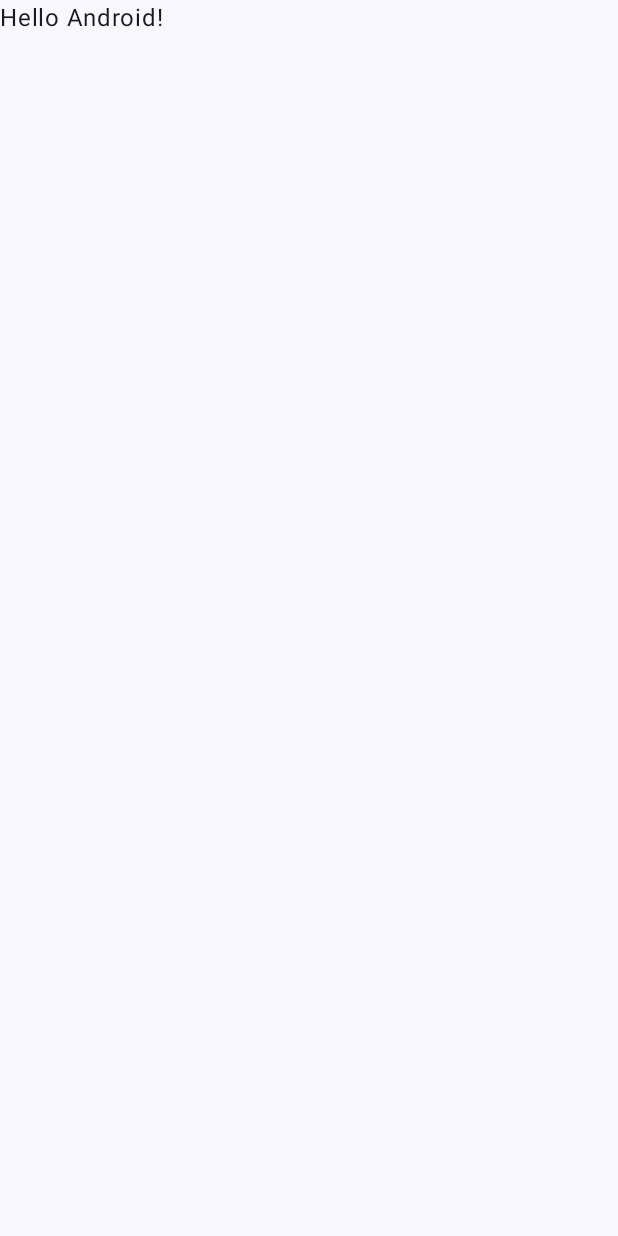
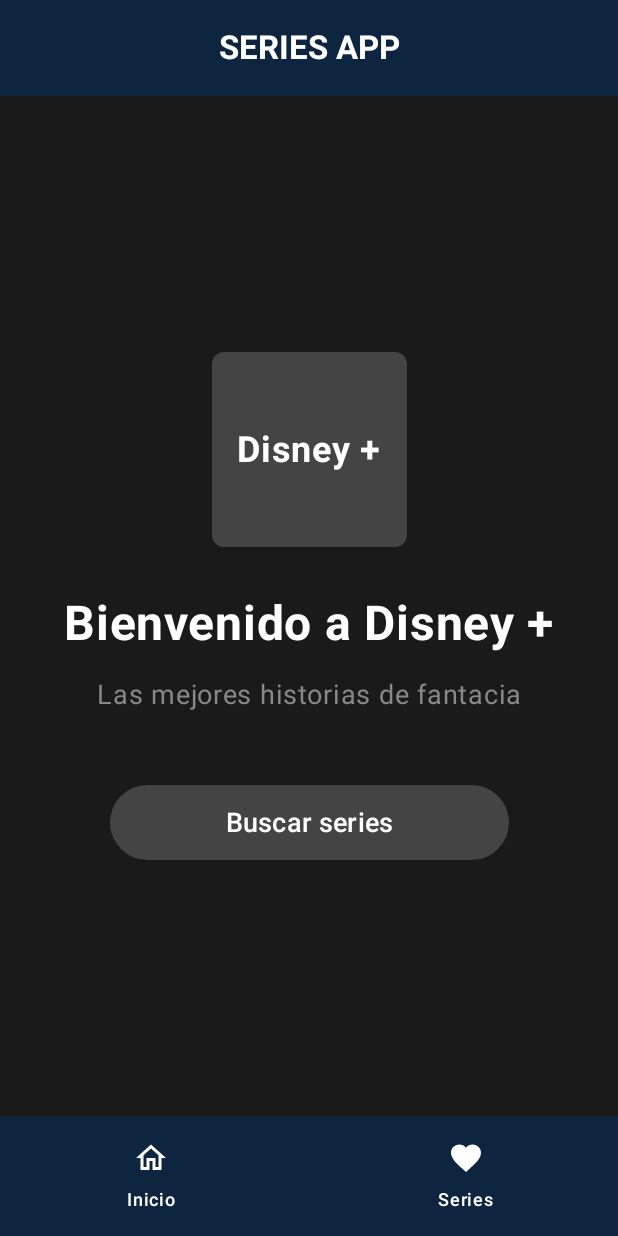
Before and after one commit to DiegoApaza1/Lab10_Api, an Android app built with Jetpack Compose: the screen it shows after launch (MainActivity), on a phone screen of 412 x 824 dp. Before the commit the screen is almost empty. Run offline under Robolectric (Android 15) with nearby library versions, the phone set to English and light mode, and no system bars.

Commit message:
Vistas de api y series

```diff
--- a/app/build.gradle.kts
+++ b/app/build.gradle.kts
@@ -45,6 +45,7 @@ dependencies {
     implementation("org.jetbrains.kotlinx:kotlinx-coroutines-android:1.7.3")
     implementation("com.squareup.retrofit2:retrofit:2.11.0")
     implementation("com.squareup.retrofit2:converter-gson:2.11.0")
+    implementation("androidx.navigation:navigation-compose:2.5.3")
 
     implementation(libs.androidx.core.ktx)
     implementation(libs.androidx.lifecycle.runtime.ktx)
--- a/app/src/main/java/com/tecsup/lab10_api/MainActivity.kt
+++ b/app/src/main/java/com/tecsup/lab10_api/MainActivity.kt
@@ -4,14 +4,47 @@ import android.os.Bundle
 import androidx.activity.ComponentActivity
 import androidx.activity.compose.setContent
 import androidx.activity.enableEdgeToEdge
+import androidx.compose.foundation.background
+import androidx.compose.foundation.layout.Arrangement
+import androidx.compose.foundation.layout.Box
+import androidx.compose.foundation.layout.Column
+import androidx.compose.foundation.layout.PaddingValues
+import androidx.compose.foundation.layout.Spacer
 import androidx.compose.foundation.layout.fillMaxSize
+import androidx.compose.foundation.layout.fillMaxWidth
+import androidx.compose.foundation.layout.height
 import androidx.compose.foundation.layout.padding
+import androidx.compose.foundation.layout.size
+import androidx.compose.foundation.shape.RoundedCornerShape
+import androidx.compose.material3.Button
+import androidx.compose.material3.ButtonDefaults
 import androidx.compose.material3.Scaffold
 import androidx.compose.material3.Text
 import androidx.compose.runtime.Composable
+import androidx.compose.ui.Alignment
 import androidx.compose.ui.Modifier
-import androidx.compose.ui.tooling.preview.Preview
+import androidx.compose.ui.graphics.Color
+import androidx.compose.ui.text.font.FontWeight
+import androidx.compose.ui.text.style.TextAlign
+import androidx.compose.ui.unit.dp
+import androidx.compose.ui.unit.sp
+import androidx.navigation.NavHostController
+import androidx.navigation.NavType
+import androidx.navigation.compose.NavHost
+import androidx.navigation.compose.composable
+import androidx.navigation.compose.rememberNavController
+import androidx.navigation.navArgument
+import com.tecsup.lab10_api.data.SerieApiService
 import com.tecsup.lab10_api.ui.theme.Lab10_apiTheme
+import com.tecsup.lab10_api.view.BarraInferior
+import com.tecsup.lab10_api.view.BarraSuperior
+import com.tecsup.lab10_api.view.BotonFAB
+import com.tecsup.lab10_api.view.ContenidoSerieEditar
+import com.tecsup.lab10_api.view.ContenidoSerieEliminar
+import com.tecsup.lab10_api.view.ContenidoSeriesListado
+
+import retrofit2.Retrofit
+import retrofit2.converter.gson.GsonConverterFactory
 
 class MainActivity : ComponentActivity() {
     override fun onCreate(savedInstanceState: Bundle?) {
@@ -19,29 +52,131 @@ class MainActivity : ComponentActivity() {
         enableEdgeToEdge()
         setContent {
             Lab10_apiTheme {
-                Scaffold(modifier = Modifier.fillMaxSize()) { innerPadding ->
-                    Greeting(
-                        name = "Android",
-                        modifier = Modifier.padding(innerPadding)
-                    )
-                }
+                MainApp()
             }
         }
     }
 }
 
 @Composable
-fun Greeting(name: String, modifier: Modifier = Modifier) {
-    Text(
-        text = "Hello $name!",
-        modifier = modifier
+fun MainApp() {
+    val navController = rememberNavController()
+
+    val urlBase = "http://10.0.2.2:8000/"//url para emulador
+    val retrofit = Retrofit.Builder()
+        .baseUrl(urlBase)
+        .addConverterFactory(GsonConverterFactory.create())
+        .build()
+    val servicio = retrofit.create(SerieApiService::class.java)
+
+    // Scaffold con NavHost
+    Scaffold(
+        topBar = { BarraSuperior() },
+        bottomBar = { BarraInferior(navController) },
+        floatingActionButton = { BotonFAB(navController, servicio) },
+        content = { paddingValues ->
+            Contenido(paddingValues, navController, servicio)
+        }
     )
 }
 
-@Preview(showBackground = true)
+
 @Composable
-fun GreetingPreview() {
-    Lab10_apiTheme {
-        Greeting("Android")
+fun ScreenInicio() {
+    Box(
+        modifier = Modifier
+            .fillMaxSize()
+            .background(Color(0xFF1A1A1A))
+    ) {
+        Column(
+            modifier = Modifier
+                .fillMaxSize()
+                .padding(16.dp),
+            horizontalAlignment = Alignment.CenterHorizontally,
+            verticalArrangement = Arrangement.Center
+        ) {
+            // Logo animado
+            Box(
+                modifier = Modifier
+                    .size(130.dp)
+                    .background(Color.DarkGray, shape = RoundedCornerShape(8.dp))
+                    .padding(16.dp)
+            ) {
+                Text(
+                    text = "Disney +",
+                    color = Color.White,
+                    fontSize = 24.sp,
+                    fontWeight = FontWeight.Bold,
+                    modifier = Modifier.align(Alignment.Center)
+                )
+            }
+
+            Spacer(modifier = Modifier.height(32.dp))
+
+            Text(
+                text = "Bienvenido a Disney +",
+                fontSize = 32.sp,
+                fontWeight = FontWeight.Bold,
+                color = Color.White
+            )
+
+            Spacer(modifier = Modifier.height(16.dp))
+
+            Text(
+                text = "Las mejores historias de fantacia",
+                fontSize = 18.sp,
+                color = Color.Gray,
+                textAlign = TextAlign.Center
+            )
+
+            Spacer(modifier = Modifier.height(48.dp))
+
+            Button(
+                onClick = { /* Navegar a series */ },
+                colors = ButtonDefaults.buttonColors(
+                    containerColor = Color.DarkGray
+                ),
+                modifier = Modifier
+                    .fillMaxWidth(0.7f)
+                    .height(50.dp)
+            ) {
+                Text("Buscar series", fontSize = 18.sp)
+            }
+        }
     }
 }
+
+// Ajustar función Contenido
+@Composable
+fun Contenido(
+    pv: PaddingValues,
+    navController: NavHostController,
+    servicio: SerieApiService
+) {
+    Box(
+        modifier = Modifier
+            .fillMaxSize()
+            .padding(pv)
+    ) {
+        NavHost(
+            navController = navController,
+            startDestination = "inicio"
+        ) {
+            composable("inicio") { ScreenInicio() }
+            composable("series") { ContenidoSeriesListado(navController, servicio) }
+            composable("serieNuevo") {
+                ContenidoSerieEditar(navController, servicio, 0 )
+            }
+            composable("serieVer/{id}", arguments = listOf(
+                navArgument("id") { type = NavType.IntType })
+            ) {
+                ContenidoSerieEditar(navController, servicio, it.arguments!!.getInt("id"))
+            }
+            composable("serieDel/{id}", arguments = listOf(
+                navArgument("id") { type = NavType.IntType })
+            ) {
+                ContenidoSerieEliminar(navController, servicio, it.arguments!!.getInt("id"))
+            }
+        }
+    }
+}
--- a/app/src/main/java/com/tecsup/lab10_api/ui/theme/Theme.kt
+++ b/app/src/main/java/com/tecsup/lab10_api/ui/theme/Theme.kt
@@ -9,6 +9,7 @@ import androidx.compose.material3.dynamicDarkColorScheme
 import androidx.compose.material3.dynamicLightColorScheme
 import androidx.compose.material3.lightColorScheme
 import androidx.compose.runtime.Composable
+import androidx.compose.ui.graphics.Color
 import androidx.compose.ui.platform.LocalContext
 
 private val DarkColorScheme = darkColorScheme(
@@ -32,6 +33,12 @@ private val LightColorScheme = lightColorScheme(
     onSurface = Color(0xFF1C1B1F),
     */
 )
+val DisneyBlue = Color(0xFF0D253F)
+val HighlightBlue = Color(0xFF01B4E4)
+val LightGray = Color(0xFFA0A0A0)
+val DarkGray = Color(0xFF1B3A57)
+val BackgroundDark = Color(0xFF000000)
+
 
 @Composable
 fun Lab10_apiTheme(
--- /dev/null
+++ b/app/src/main/java/com/tecsup/lab10_api/view/SeriesApp.kt
@@ -0,0 +1,107 @@
+package com.tecsup.lab10_api.view
+
+import com.tecsup.lab10_api.data.SerieApiService
+import androidx.compose.foundation.layout.size
+import androidx.compose.material.icons.Icons
+import androidx.compose.material.icons.filled.Add
+import androidx.compose.material.icons.outlined.Favorite
+import androidx.compose.material.icons.outlined.Home
+import androidx.compose.material3.CenterAlignedTopAppBar
+import androidx.compose.material3.ExperimentalMaterial3Api
+import androidx.compose.material3.FloatingActionButton
+import androidx.compose.material3.Icon
+import androidx.compose.material3.NavigationBar
+import androidx.compose.material3.NavigationBarItem
+import androidx.compose.material3.Text
+import androidx.compose.material3.TopAppBarDefaults
+import androidx.compose.runtime.Composable
+import androidx.compose.runtime.getValue
+import androidx.compose.ui.Modifier
+import androidx.compose.ui.graphics.Color
+import androidx.compose.ui.text.font.FontWeight
+import androidx.compose.ui.unit.dp
+import androidx.compose.ui.unit.sp
+import androidx.navigation.NavHostController
+import androidx.navigation.compose.currentBackStackEntryAsState
+
+
+@Composable
+fun BotonFAB(navController: NavHostController, servicio: SerieApiService) {
+    val cbeState by navController.currentBackStackEntryAsState()
+    val rutaActual = cbeState?.destination?.route
+    if (rutaActual == "series") {
+        FloatingActionButton(
+            containerColor = Color.Red,
+            contentColor = Color.White,
+            onClick = { navController.navigate("serieNuevo") }
+        ) {
+            Icon(
+                imageVector = Icons.Filled.Add,
+                contentDescription = "Add",
+                modifier = Modifier.size(28.dp)
+            )
+        }
+    }
+}
+
+@OptIn(ExperimentalMaterial3Api::class)
+@Composable
+fun BarraSuperior() {
+    CenterAlignedTopAppBar(
+        title = {
+            Text(
+                text = "SERIES APP",
+                color = Color.White,
+                fontWeight = FontWeight.Bold,
+                fontSize = 22.sp
+            )
+        },
+        colors = TopAppBarDefaults.centerAlignedTopAppBarColors(
+            containerColor = Color(0xFF0D253F) // Azul oscuro Disney+
+        )
+    )
+}
+
+
+@Composable
+fun BarraInferior(navController: NavHostController) {
+    NavigationBar(
+        containerColor = Color(0xFF0D253F), // Azul oscuro estilo Disney+
+        tonalElevation = 8.dp // Añade una ligera sombra
+    ) {
+        NavigationBarItem(
+            icon = {
+                Icon(
+                    Icons.Outlined.Home,
+                    contentDescription = "Inicio",
+                    tint = if (navController.currentDestination?.route == "inicio") Color(0xFF01B4E4) else Color.White
+                )
+            },
+            label = {
+                Text(
+                    "Inicio",
+                    color = if (navController.currentDestination?.route == "inicio") Color(0xFF01B4E4) else Color.White
+                )
+            },
+            selected = navController.currentDestination?.route == "inicio",
+            onClick = { navController.navigate("inicio") }
+        )
+        NavigationBarItem(
+            icon = {
+                Icon(
+                    Icons.Outlined.Favorite,
+                    contentDescription = "Series",
+                    tint = if (navController.currentDestination?.route == "series") Color(0xFF01B4E4) else Color.White
+                )
+            },
+            label = {
+                Text(
+                    "Series",
+                    color = if (navController.currentDestination?.route == "series") Color(0xFF01B4E4) else Color.White
+                )
+            },
+            selected = navController.currentDestination?.route == "series",
+            onClick = { navController.navigate("series") }
+        )
+    }
+}
```
Also changed, not shown: app/src/main/java/com/tecsup/lab10_api/view/ScreenSeries.kt (added, +462 -0 lines).
